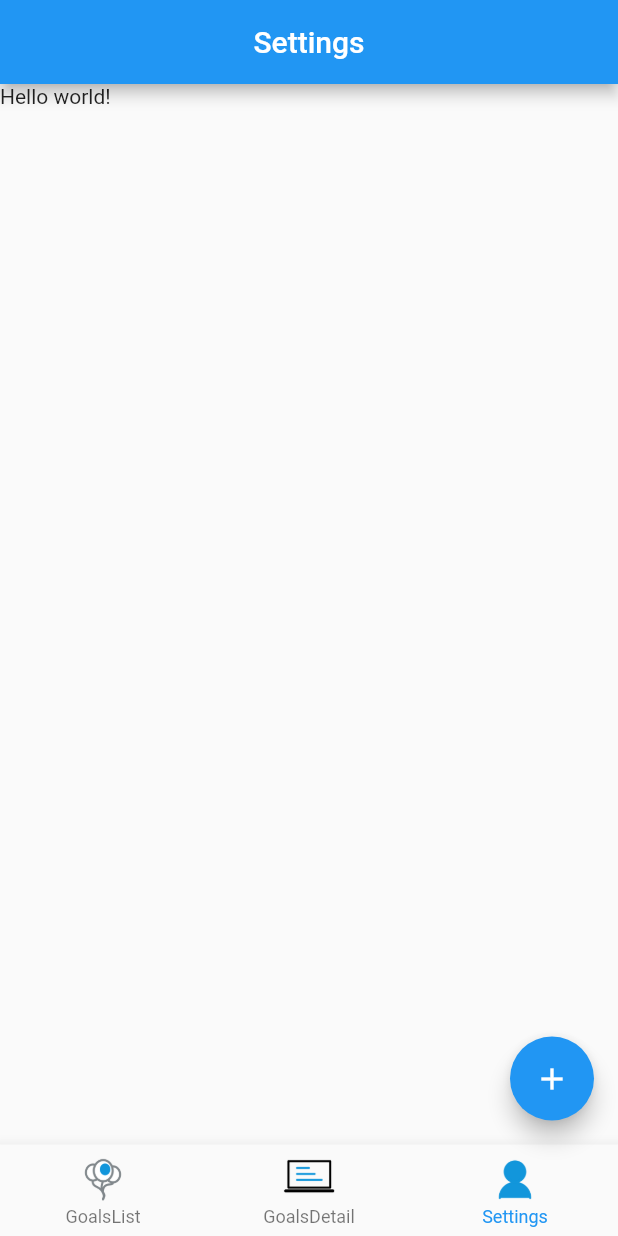
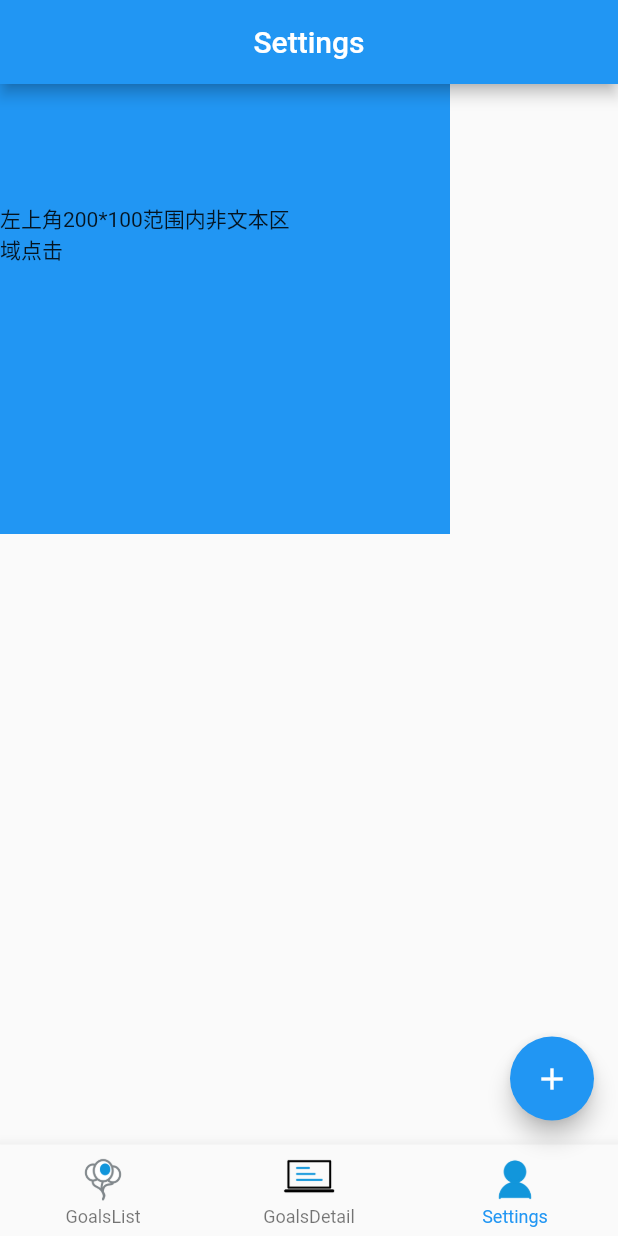
Before and after one commit to Air1990/flutter_littleGoal, a Flutter app: the screen it shows after launch, item 3 of the bottom bar chosen, on a phone screen of 412 x 824 dp. Run offline on Flutter 3.47's test engine with Material 2 defaults, Android fonts, the phone set to English and light mode, and no system bars; our stand-ins replace sqflite; accounts and stored records are empty.

Commit message:
add comment

```diff
--- a/little_goals/lib/main.dart
+++ b/little_goals/lib/main.dart
@@ -20,8 +20,8 @@ class MyApp extends StatelessWidget {
         ADD_GOALS_PAGE: (context) => AddGoalsPage(),
         CUSTOM_GOAL_PAGE: (context) =>
             CustomPage(myArgs: ModalRoute.of(context).settings.arguments),
-        GOALS_DETAIL_PAGE: (context) => GoalsDetailPage(
-            myGoal: ModalRoute.of(context).settings.arguments),
+        GOALS_DETAIL_PAGE: (context) =>
+            GoalsDetailPage(myGoal: ModalRoute.of(context).settings.arguments),
       },
       home: MyHomePage(),
     );
--- a/little_goals/lib/page/add_goals_page.dart
+++ b/little_goals/lib/page/add_goals_page.dart
@@ -3,6 +3,7 @@ import 'package:little_goals/db/goals_helper.dart';
 import 'package:little_goals/utils/colors.dart';
 import 'package:little_goals/utils/const.dart';
 
+///添加目标，选择模版界面
 class AddGoalsPage extends StatefulWidget {
   @override
   State<StatefulWidget> createState() {
--- a/little_goals/lib/page/custom_goal_page.dart
+++ b/little_goals/lib/page/custom_goal_page.dart
@@ -3,6 +3,7 @@ import 'package:little_goals/db/goals_helper.dart';
 import 'package:little_goals/utils/colors.dart';
 import 'package:little_goals/utils/const.dart';
 
+///设置目标详细信息界面
 class CustomPage extends StatefulWidget {
   final LittleGoal myGoal;
   final int from; //0:添加页面；1:编辑页面
@@ -78,8 +79,7 @@ class CustomPageState extends State<CustomPage> {
         ),
         Container(
           decoration: BoxDecoration(
-              color: MyColors.backNor,
-              borderRadius: BorderRadius.circular(10)),
+              color: MyColors.backNor, borderRadius: BorderRadius.circular(10)),
           padding: EdgeInsets.all(8),
           child: Image(
             image: AssetImage(widget.myGoal.imageUrl),
--- a/little_goals/lib/page/goals_detail_page.dart
+++ b/little_goals/lib/page/goals_detail_page.dart
@@ -3,6 +3,7 @@ import 'package:little_goals/db/goals_helper.dart';
 import 'package:little_goals/utils/colors.dart';
 import 'package:little_goals/utils/const.dart';
 
+///删除或者更新目标
 class GoalsDetailPage extends StatefulWidget {
   final LittleGoal myGoal;
 
--- a/little_goals/lib/page/goals_list_page.dart
+++ b/little_goals/lib/page/goals_list_page.dart
@@ -9,6 +9,7 @@ import 'package:little_goals/utils/icons.dart';
 import 'package:little_goals/widget/goal_gridview.dart';
 import 'package:little_goals/widget/goal_listview.dart';
 
+///管理三个tab
 class MyHomePage extends StatefulWidget {
   MyHomePage({
     Key key,
--- a/little_goals/lib/page/setting_page.dart
+++ b/little_goals/lib/page/setting_page.dart
@@ -1,5 +1,7 @@
 import 'package:flutter/material.dart';
 
+///第三个tab
+///设置界面
 class SettingPage extends StatefulWidget {
   @override
   State<StatefulWidget> createState() {
@@ -11,7 +13,38 @@ class SettingPageState extends State<SettingPage> {
   @override
   Widget build(BuildContext context) {
     return Container(
-      child: Text('Hello world!'),
+      width: 300,
+      height: 300,
+      child: Stack(
+        children: <Widget>[
+          Listener(
+            child: ConstrainedBox(
+              constraints: BoxConstraints.tight(Size(300.0, 300.0)),
+              child:
+                  DecoratedBox(decoration: BoxDecoration(color: Colors.blue)),
+            ),
+            onPointerDown: (event) => print('=====down1'),
+          ),
+          Listener(
+            child: ConstrainedBox(
+              constraints: BoxConstraints.tight(Size(200.0, 200.0)),
+//              child: DecoratedBox(decoration: BoxDecoration(color: Colors.red)),
+              child: Center(child: Text("左上角200*100范围内非文本区域点击")),
+            ),
+            behavior: HitTestBehavior.translucent,
+            onPointerDown: (event) => print('=====down2'),
+          ),
+          Listener(
+            child: ConstrainedBox(
+              constraints: BoxConstraints.tight(Size(200.0, 100.0)),
+//              child: DecoratedBox(decoration: BoxDecoration(color: Colors.blueAccent)),
+            ),
+            behavior: HitTestBehavior.translucent,
+            onPointerDown: (event) => print('=====down3'),
+          ),
+        ],
+      ),
+      color: Colors.amber[300],
     );
   }
 }
--- a/little_goals/lib/widget/goal_gridview.dart
+++ b/little_goals/lib/widget/goal_gridview.dart
@@ -4,6 +4,8 @@ import 'package:little_goals/db/record_helper.dart';
 import 'package:little_goals/utils/colors.dart';
 import 'package:little_goals/utils/const.dart';
 
+///第一个tab
+///目标基本信息
 class GoalGridView extends Container {
   GoalGridView(this.myGoals, this.callback);
 
--- a/little_goals/lib/widget/goal_listview.dart
+++ b/little_goals/lib/widget/goal_listview.dart
@@ -3,6 +3,8 @@ import 'package:little_goals/db/goals_helper.dart';
 import 'package:little_goals/utils/colors.dart';
 import 'package:little_goals/utils/const.dart';
 
+///第二个tab
+///目标详细信息
 class GoalListView extends ListView {
   GoalListView(this.myGoals, this.callback);
 
```
